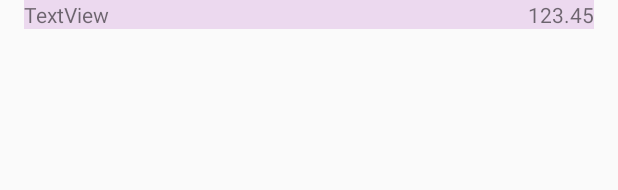
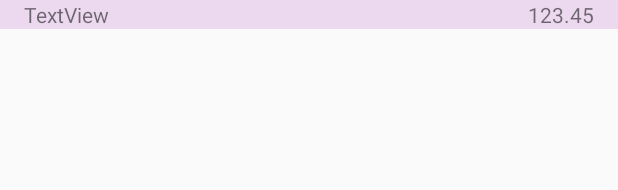
Before and after one commit to UndeRus/MoLe, an Android app: the layout content_account_summary.xml on its own in the app's theme, with its tools: preview values and no code run, on a phone screen of 412 x 824 dp. Shown: the top 190 px of the screen. Run offline under Robolectric (Android 15) with nearby library versions, the phone set to English and light mode, and no system bars; network calls fail.

Commit message:
accounts summary: pad the row, not the table

```diff
--- a/app/src/main/java/net/ktnx/mobileledger/AccountSummary.java
+++ b/app/src/main/java/net/ktnx/mobileledger/AccountSummary.java
@@ -204,6 +204,7 @@ public class AccountSummary extends AppCompatActivity {
                 TableLayout t = new TableLayout(this);
                 TableRow r = new TableRow(this);
                 r.setLayoutParams(new TableRow.LayoutParams(ViewGroup.LayoutParams.MATCH_PARENT, ViewGroup.LayoutParams.MATCH_PARENT));
+                r.setPadding(getResources().getDimensionPixelSize(R.dimen.activity_horizontal_margin), dp2px(4), getResources().getDimensionPixelSize(R.dimen.activity_horizontal_margin), dp2px(4));
                 if (even)
                     r.setBackgroundColor(getResources().getColor(R.color.table_row_even_bg, getTheme()));
                 even = !even;
--- a/app/src/main/res/layout/content_account_summary.xml
+++ b/app/src/main/res/layout/content_account_summary.xml
@@ -37,8 +37,6 @@
         android:id="@+id/account_root_scroller"
         android:layout_width="match_parent"
         android:layout_height="match_parent"
-        android:paddingStart="@dimen/activity_horizontal_margin"
-        android:paddingEnd="@dimen/activity_horizontal_margin"
         app:layout_constraintBottom_toTopOf="@+id/textProgress"
         app:layout_constraintTop_toTopOf="parent">
 
@@ -53,7 +51,9 @@
                 <TableRow
                     android:layout_width="match_parent"
                     android:layout_height="match_parent"
-                    android:background="@color/table_row_even_bg">
+                    android:background="@color/table_row_even_bg"
+                    android:paddingStart="@dimen/activity_horizontal_margin"
+                    android:paddingEnd="@dimen/activity_horizontal_margin">
 
                     <TextView
                         android:id="@+id/textView"
```
